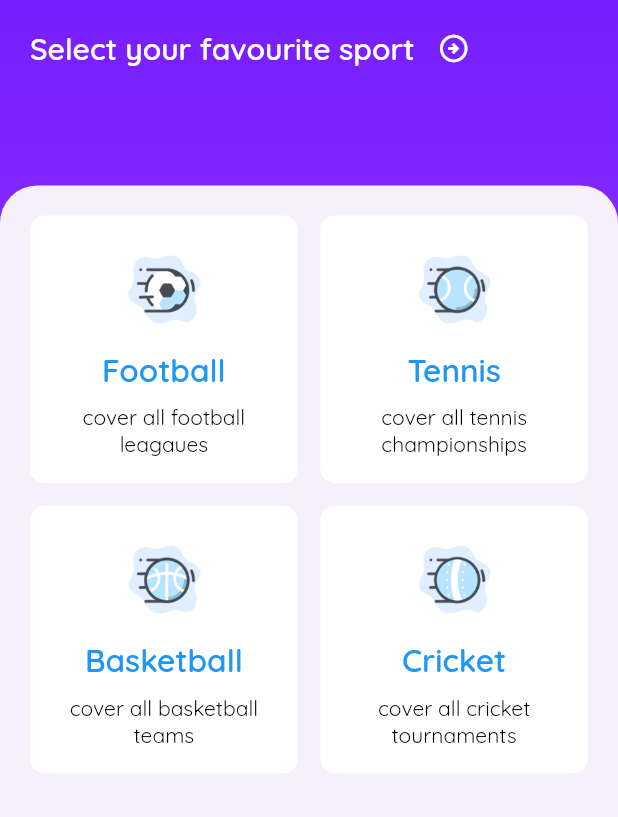
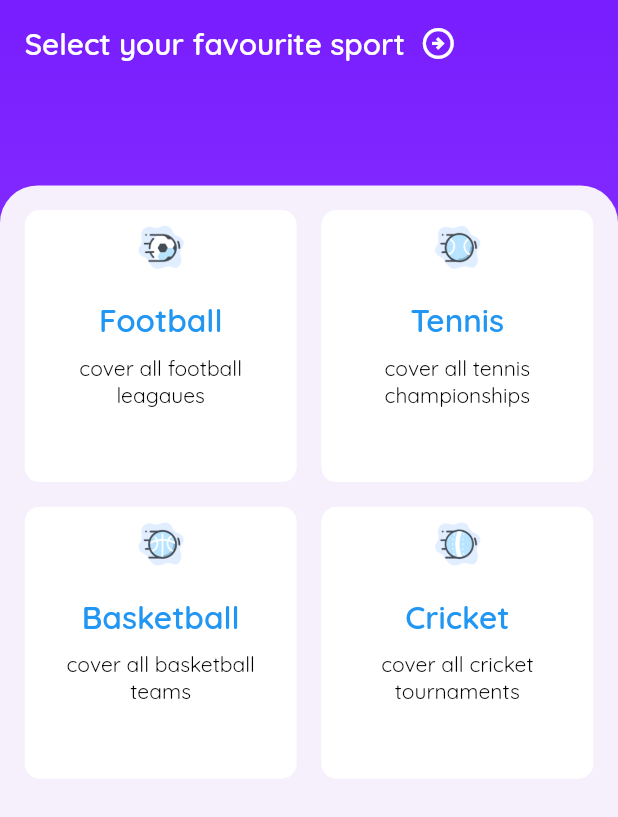
Before and after one commit to shalabycr7/sports_zone_app, a Flutter app: the HomeScreen screen opened directly, on a phone screen of 412 x 824 dp. Shown: the top 817 px of the screen. Run offline on Flutter 3.47's test engine with Material 2 defaults, Android fonts, the phone set to English and light mode, and no system bars; our stand-ins replace animated_splash_screen, flutter_svg, google_fonts, introduction_screen, shared_preferences; accounts and stored records are empty.

Commit message:
add resposive

```diff
--- a/lib/screens/home_screen.dart
+++ b/lib/screens/home_screen.dart
@@ -5,7 +5,7 @@ import 'package:sports_zone/styles/gradient_decoration.dart';
 import 'package:sports_zone/widgets/card_category.dart';
 
 class HomeScreen extends StatefulWidget {
-  const HomeScreen({super.key});
+  const HomeScreen({Key? key}) : super(key: key);
 
   @override
   State<HomeScreen> createState() => _HomeScreenState();
@@ -25,6 +25,9 @@ class _HomeScreenState extends State<HomeScreen> {
 
   @override
   Widget build(BuildContext context) {
+    final double screenHeight = MediaQuery.of(context).size.height;
+    final double screenWidth = MediaQuery.of(context).size.width;
+
     return Scaffold(
       body: SafeArea(
         child: Stack(
@@ -33,38 +36,41 @@ class _HomeScreenState extends State<HomeScreen> {
               decoration: blueGradient,
             ),
             Padding(
-            padding: const EdgeInsets.symmetric(vertical: 20, horizontal: 20),
-            child: Column(
+              padding: EdgeInsets.symmetric(
+                vertical: screenHeight * 0.02,
+                horizontal: screenWidth * 0.04,
+              ),
+              child: Row(
                 crossAxisAlignment: CrossAxisAlignment.start,
-              children: [
-                Row(
                 children: [
                   Text(
                     "Select your favourite sport",
                     style: GoogleFonts.quicksand(
-                          fontSize: 20.0,
+                      fontSize: screenHeight * 0.024,
                       color: Colors.white,
-                          fontWeight: FontWeight.w600),
+                      fontWeight: FontWeight.w600,
+                    ),
                   ),
                   const SizedBox(
-                      width: 15,
+                    width: 10,
                   ),
-                    const Icon(
+                  Icon(
                     Icons.arrow_circle_right_outlined,
                     color: Colors.white,
-                      size: 22,
+                    size: screenHeight * 0.03,
                   )
-                  ],
-                ),
                 ],
               ),
             ),
             Positioned(
               bottom: 0,
               child: Container(
-              padding: const EdgeInsets.symmetric(vertical: 20, horizontal: 20),
-              width: MediaQuery.of(context).size.width,
-              height: MediaQuery.of(context).size.height * 0.85,
+                padding: EdgeInsets.symmetric(
+                  vertical: screenHeight * 0.02,
+                  horizontal: screenWidth * 0.04,
+                ),
+                width: screenWidth,
+                height: screenHeight * 0.85,
                 decoration: const BoxDecoration(
                   color: Color.fromARGB(255, 245, 240, 252),
                   borderRadius: BorderRadius.vertical(
@@ -72,9 +78,9 @@ class _HomeScreenState extends State<HomeScreen> {
                   ),
                 ),
                 child: GridView.count(
-                crossAxisCount: 2,
-                crossAxisSpacing: 15,
-                mainAxisSpacing: 15,
+                  crossAxisCount: screenWidth > 600 ? 4 : 2,
+                  crossAxisSpacing: screenWidth * 0.04,
+                  mainAxisSpacing: screenWidth * 0.04,
                   children: const [
                     CardCategory(
                       images: "assets/images/football_badge.png",
@@ -102,6 +108,7 @@ class _HomeScreenState extends State<HomeScreen> {
             )
           ],
         ),
-    ));
+      ),
+    );
   }
 }
--- a/lib/widgets/card_category.dart
+++ b/lib/widgets/card_category.dart
@@ -48,26 +48,22 @@ class CardCategory extends StatelessWidget {
         }
       },
       child: Container(
-        width: double.infinity,
         decoration: BoxDecoration(
           borderRadius: BorderRadius.circular(10.0),
           color: Colors.white,
         ),
-        padding: const EdgeInsets.symmetric(horizontal: 20, vertical: 10),
-        child: Column(
-          children: [
-            Row(
-              children: [
-                Expanded(
         child: Column(
           crossAxisAlignment: CrossAxisAlignment.center,
           children: [
-                      Image.asset(
+            Expanded(
+              child: Image.asset(
                 images,
-                        width: 80,
-                        height: 80,
+                fit: BoxFit.cover,
               ),
-                      Text(
+            ),
+            const SizedBox(height: 10),
+            Flexible(
+              child: Text(
                 sportName,
                 style: GoogleFonts.quicksand(
                   fontSize: 21,
@@ -75,20 +71,22 @@ class CardCategory extends StatelessWidget {
                   fontWeight: FontWeight.w600,
                 ),
               ),
+            ),
             const SizedBox(height: 10),
-                      Text(
+            Flexible(
+              child: Padding(
+                padding: const EdgeInsets.symmetric(horizontal: 20),
+                child: Text(
+                  brief,
                   textAlign: TextAlign.center,
-                        brief,
                   style: GoogleFonts.quicksand(
                     fontSize: 14,
                     color: Colors.black,
                   ),
                 ),
-                    ],
               ),
             ),
-              ],
-            ),
+            const SizedBox(height: 10),
           ],
         ),
       ),
```
Lines whose indentation alone changed are shown as unchanged.
